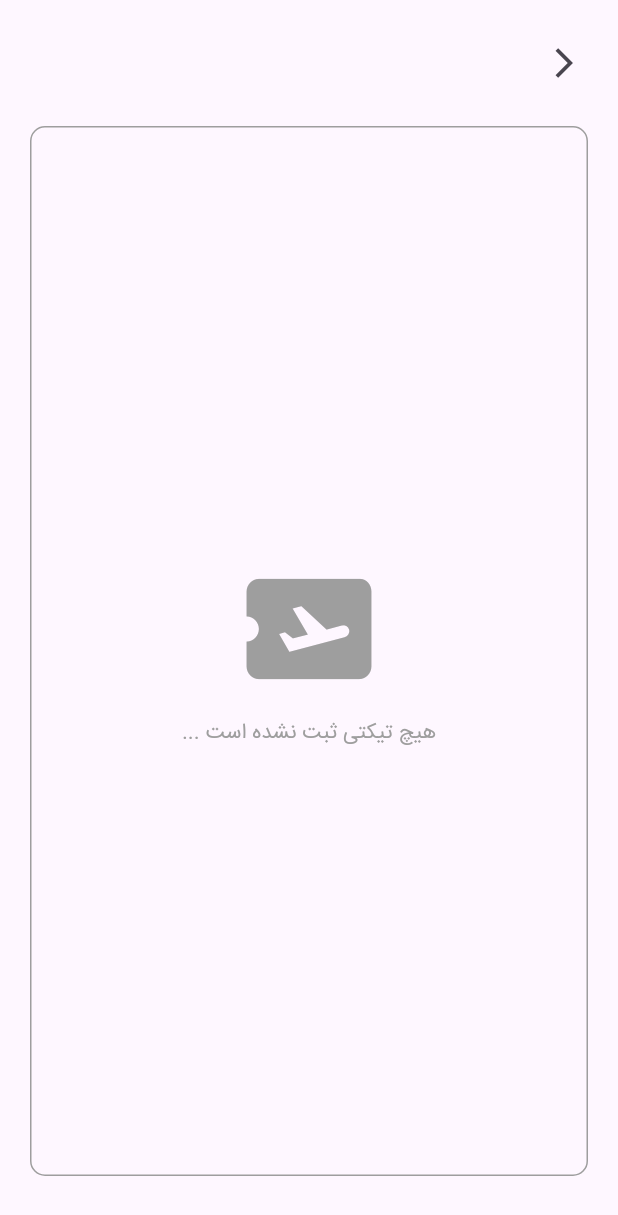
After one commit to imandev989/Mester_Flutter03, a Flutter app: the Tickets screen opened directly, on a phone screen of 412 x 824 dp. The commit adds this screen. Shown: the top 1215 px of the screen. Run offline on Flutter 3.47's test engine with Material 3 defaults, Android fonts, the phone set to English and light mode, and no system bars; our stand-ins replace carousel_slider, flutter_map, get, latlong2; network calls fail.

Commit message:
add multiple page for profile sections

```diff
--- /dev/null
+++ b/lib/screens/Profile/Tickets/Tickets.dart
@@ -0,0 +1,59 @@
+import 'package:flutter/material.dart';
+import 'package:get/get.dart';
+
+class Tickets extends StatelessWidget {
+  const Tickets({super.key});
+
+  @override
+  Widget build(BuildContext context) {
+    return SafeArea(
+      child: Scaffold(
+
+        body: Padding(
+          padding: const EdgeInsets.all(10.0),
+          child: Column(
+            mainAxisAlignment: MainAxisAlignment.start,
+            crossAxisAlignment: CrossAxisAlignment.center,
+            children: [
+              Padding(
+                padding: const EdgeInsets.all(8.0),
+                child: Row(
+                  mainAxisAlignment: MainAxisAlignment.start,
+                  crossAxisAlignment: CrossAxisAlignment.center,
+                  children: [
+                    IconButton(onPressed: ()=>Get.back(), icon: Icon(Icons.arrow_back_ios)),
+                  ],
+                ),
+              ),
+              Padding(
+                padding: const EdgeInsets.all(10.0),
+                child: Container(
+                  decoration: BoxDecoration(
+                    borderRadius: BorderRadius.circular(10),  // radius of 10
+
+                    border: Border.all(
+                        color: Colors.grey
+                    ),
+                  ),
+                  width: double.infinity,
+                  height: 700,
+                  child: const Column(
+                    mainAxisAlignment: MainAxisAlignment.center,
+                    crossAxisAlignment: CrossAxisAlignment.center,
+                    children: [
+                      Icon(Icons.airplane_ticket, size: 100.0,color: Colors.grey,),
+                      SizedBox(height: 10,),
+                      Text("هیچ تیکتی ثبت نشده است ...", style: TextStyle(color: Colors.grey),)
+                    ],
+                  ),
+                ),
+              ),
+
+            ],
+          ),
+        ),
+      ),
+    );
+
+  }
+}
```
Also changed, not shown: lib/screens/Profile/Comments/Comments.dart (added, +59 -0 lines), lib/screens/Profile/Favourite/Favourite.dart (added, +59 -0 lines), lib/screens/Profile/Privacy/Privacy.dart (added, +60 -0 lines), lib/screens/Profile/Profile.dart (+24 -4 lines).
